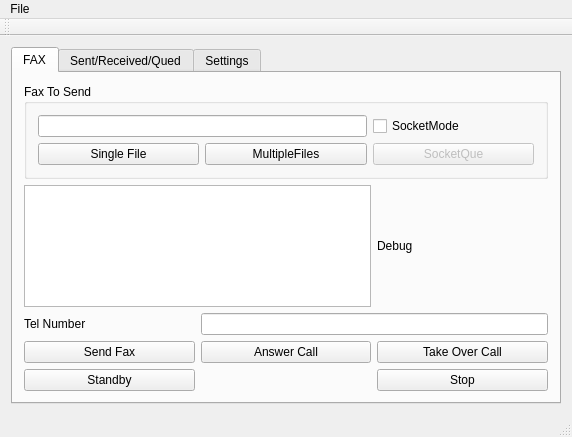
The window that mainwindow.ui (netpipe/QFax) describes before a commit, drawn with Qt 5.
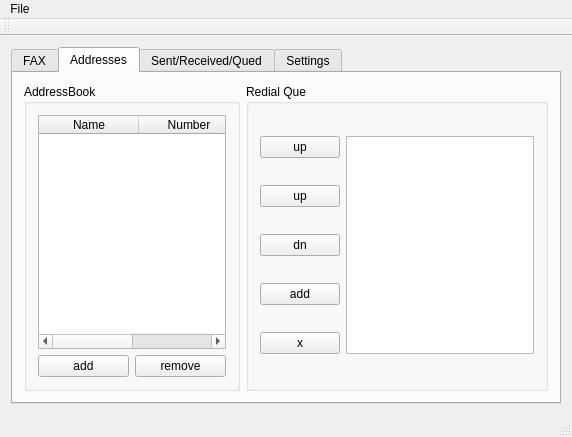
The same window after the commit.

The edit to the form file:
```diff
--- a/mainwindow.ui
+++ b/mainwindow.ui
@@ -15,10 +15,10 @@
   </property>
   <widget class="QWidget" name="centralWidget">
    <layout class="QGridLayout" name="gridLayout">
-    <item row="0" column="0">
+    <item row="1" column="0">
      <widget class="QTabWidget" name="tabWidget">
       <property name="currentIndex">
-       <number>0</number>
+       <number>1</number>
       </property>
       <widget class="QWidget" name="tab">
        <attribute name="title">
@@ -125,6 +125,103 @@
         </item>
        </layout>
       </widget>
+      <widget class="QWidget" name="tab_10">
+       <attribute name="title">
+        <string>Addresses</string>
+       </attribute>
+       <layout class="QGridLayout" name="gridLayout_14">
+        <item row="0" column="0">
+         <widget class="QGroupBox" name="groupBox_2">
+          <property name="title">
+           <string>AddressBook</string>
+          </property>
+          <layout class="QGridLayout" name="gridLayout_12">
+           <item row="1" column="1">
+            <widget class="QPushButton" name="pushButton_7">
+             <property name="text">
+              <string>remove</string>
+             </property>
+            </widget>
+           </item>
+           <item row="1" column="0">
+            <widget class="QPushButton" name="pushButton_6">
+             <property name="text">
+              <string>add</string>
+             </property>
+            </widget>
+           </item>
+           <item row="0" column="0" colspan="2">
+            <widget class="QTableWidget" name="addresstbl">
+             <property name="baseSize">
+              <size>
+               <width>0</width>
+               <height>0</height>
+              </size>
+             </property>
+             <column>
+              <property name="text">
+               <string>Name</string>
+              </property>
+             </column>
+             <column>
+              <property name="text">
+               <string>Number</string>
+              </property>
+             </column>
+            </widget>
+           </item>
+          </layout>
+         </widget>
+        </item>
+        <item row="0" column="1">
+         <widget class="QGroupBox" name="groupBox_3">
+          <property name="title">
+           <string>Redial Que</string>
+          </property>
+          <layout class="QGridLayout" name="gridLayout_13">
+           <item row="0" column="0">
+            <widget class="QPushButton" name="pushButton">
+             <property name="text">
+              <string>up</string>
+             </property>
+            </widget>
+           </item>
+           <item row="0" column="1" rowspan="5">
+            <widget class="QListWidget" name="redialQue"/>
+           </item>
+           <item row="1" column="0">
+            <widget class="QPushButton" name="pushButton_5">
+             <property name="text">
+              <string>up</string>
+             </property>
+            </widget>
+           </item>
+           <item row="2" column="0">
+            <widget class="QPushButton" name="pushButton_2">
+             <property name="text">
+              <string>dn</string>
+             </property>
+            </widget>
+           </item>
+           <item row="3" column="0">
+            <widget class="QPushButton" name="pushButton_3">
+             <property name="text">
+              <string>add</string>
+             </property>
+            </widget>
+           </item>
+           <item row="4" column="0">
+            <widget class="QPushButton" name="pushButton_4">
+             <property name="text">
+              <string>x</string>
+             </property>
+            </widget>
+           </item>
+          </layout>
+         </widget>
+        </item>
+       </layout>
+      </widget>
       <widget class="QWidget" name="tab_9">
        <attribute name="title">
         <string>Sent/Received/Qued</string>
```
